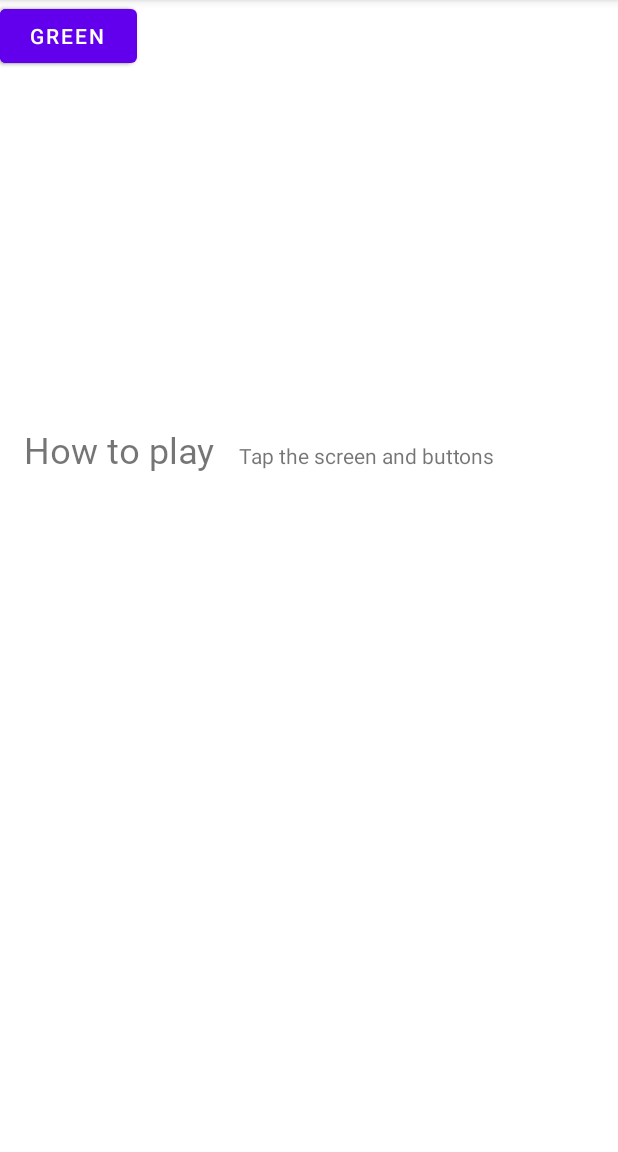
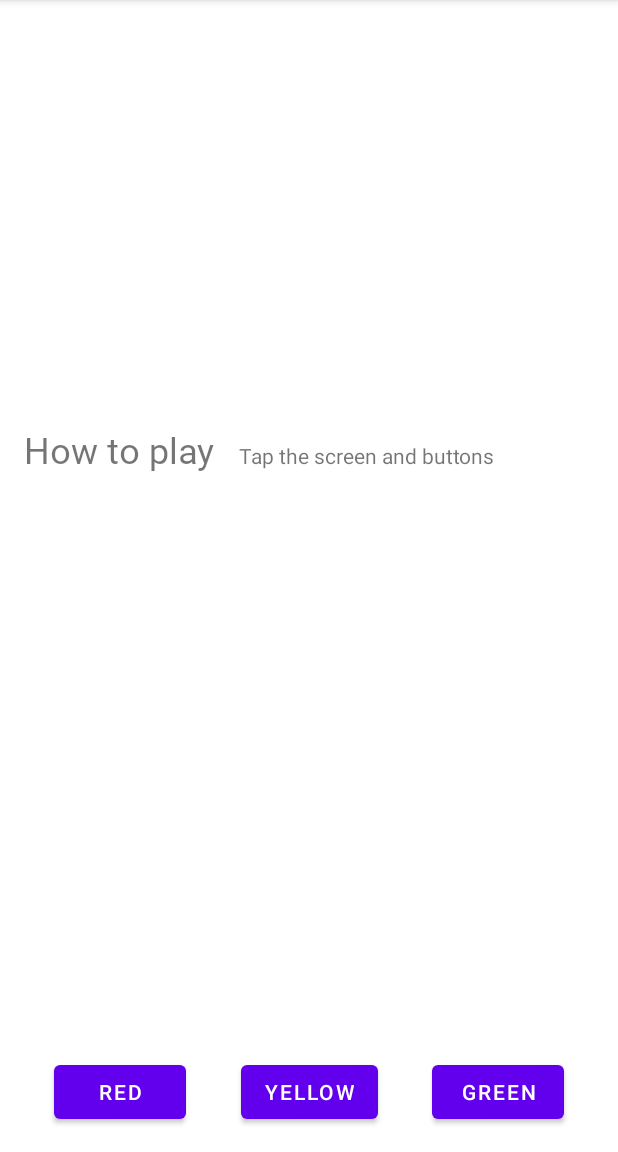
Before and after one commit to praveendias1180/ColorMyViews, an Android app: the screen it shows after launch (MainActivity), on a phone screen of 412 x 824 dp, the part 84-1236 px from its top. Run offline under Robolectric (Android 15) with nearby library versions, the phone set to English and light mode, and no system bars.

Commit message:
Constrained the buttons

```diff
--- a/app/src/main/res/layout/activity_main.xml
+++ b/app/src/main/res/layout/activity_main.xml
@@ -102,24 +102,38 @@
         android:id="@+id/red_button"
         android:layout_width="wrap_content"
         android:layout_height="wrap_content"
+        android:layout_marginStart="16dp"
         android:text="@string/button_red"
-        tools:layout_editor_absoluteX="16dp"
-        tools:layout_editor_absoluteY="645dp" />
+        app:layout_constraintBaseline_toBaselineOf="@+id/yellow_button"
+        app:layout_constraintEnd_toStartOf="@+id/yellow_button"
+        app:layout_constraintHorizontal_bias="0.5"
+        app:layout_constraintStart_toStartOf="parent" />
 
     <Button
         android:id="@+id/yellow_button"
         android:layout_width="wrap_content"
         android:layout_height="wrap_content"
+        android:layout_marginStart="16dp"
+        android:layout_marginTop="16dp"
+        android:layout_marginEnd="16dp"
+        android:layout_marginBottom="16dp"
         android:text="@string/button_yellow"
-        tools:layout_editor_absoluteX="158dp"
-        tools:layout_editor_absoluteY="645dp" />
+        app:layout_constraintBottom_toBottomOf="parent"
+        app:layout_constraintEnd_toStartOf="@+id/green_button"
+        app:layout_constraintHorizontal_bias="0.5"
+        app:layout_constraintStart_toEndOf="@+id/red_button"
+        app:layout_constraintTop_toBottomOf="@+id/info_text"
+        app:layout_constraintVertical_bias="1.0" />
 
     <Button
         android:id="@+id/green_button"
         android:layout_width="wrap_content"
         android:layout_height="wrap_content"
+        android:layout_marginEnd="16dp"
         android:text="@string/button_green"
-        tools:layout_editor_absoluteX="299dp"
-        tools:layout_editor_absoluteY="644dp" />
+        app:layout_constraintBaseline_toBaselineOf="@+id/yellow_button"
+        app:layout_constraintEnd_toEndOf="parent"
+        app:layout_constraintHorizontal_bias="0.5"
+        app:layout_constraintStart_toEndOf="@+id/yellow_button" />
 
 </androidx.constraintlayout.widget.ConstraintLayout>
```
